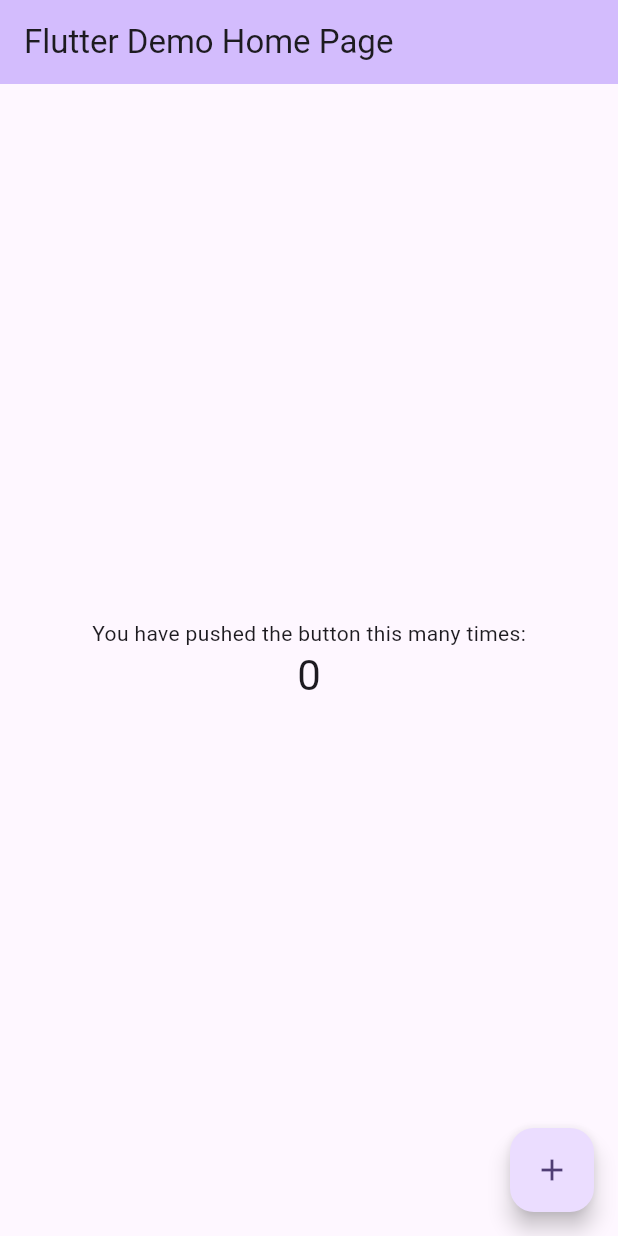
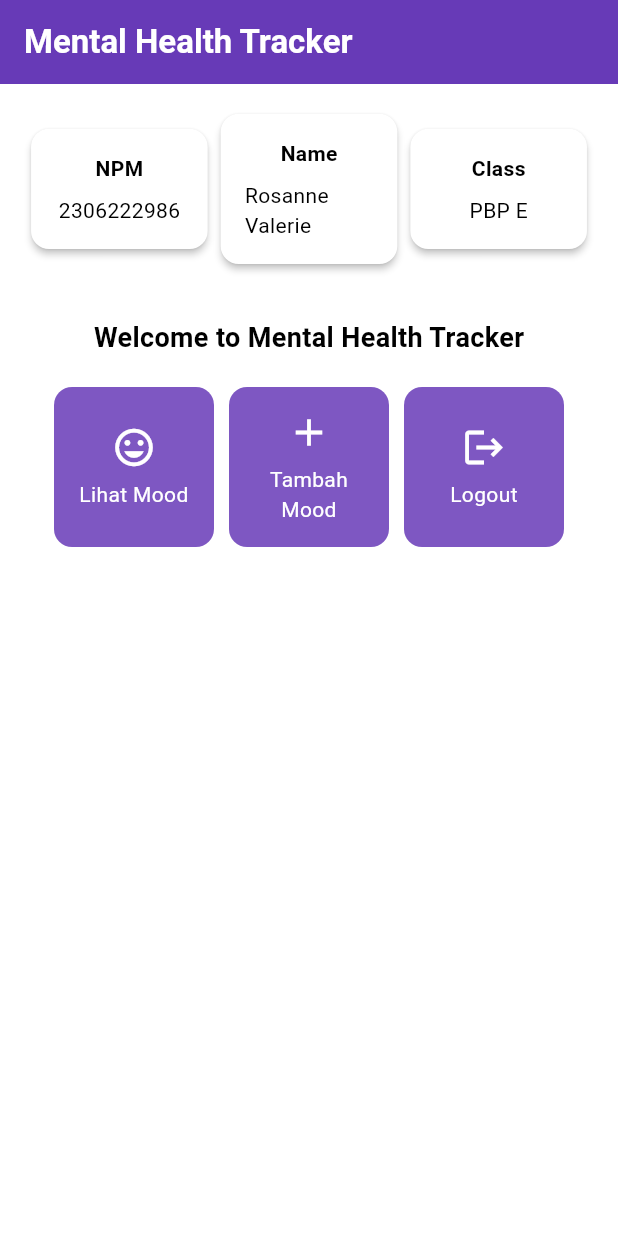
Before and after one commit to rosannevalerie/mental-health-tracker-mobile, a Flutter app: the screen it shows after launch, on a phone screen of 412 x 824 dp. Run offline on Flutter 3.47's test engine with Material 3 defaults, Android fonts, the phone set to English and light mode, and no system bars.

Commit message:
Tutorial 6 selesai

```diff
--- a/lib/main.dart
+++ b/lib/main.dart
@@ -1,4 +1,5 @@
 import 'package:flutter/material.dart';
+import 'package:mental_health_tracker/menu.dart';
 
 void main() {
   runApp(const MyApp());
@@ -28,98 +29,12 @@ class MyApp extends StatelessWidget {
         //
         // This works for code too, not just values: Most code changes can be
         // tested with just a hot reload.
-        colorScheme: ColorScheme.fromSeed(seedColor: Colors.deepPurple),
+        colorScheme: ColorScheme.fromSwatch(
+              primarySwatch: Colors.deepPurple,
+        ).copyWith(secondary: Colors.deepPurple[400]),
         useMaterial3: true,
       ),
-      home: const MyHomePage(title: 'Flutter Demo Home Page'),
+      home: MyHomePage(),
     );
   }
 }
-
-class MyHomePage extends StatefulWidget {
-  const MyHomePage({super.key, required this.title});
-
-  // This widget is the home page of your application. It is stateful, meaning
-  // that it has a State object (defined below) that contains fields that affect
-  // how it looks.
-
-  // This class is the configuration for the state. It holds the values (in this
-  // case the title) provided by the parent (in this case the App widget) and
-  // used by the build method of the State. Fields in a Widget subclass are
-  // always marked "final".
-
-  final String title;
-
-  @override
-  State<MyHomePage> createState() => _MyHomePageState();
-}
-
-class _MyHomePageState extends State<MyHomePage> {
-  int _counter = 0;
-
-  void _incrementCounter() {
-    setState(() {
-      // This call to setState tells the Flutter framework that something has
-      // changed in this State, which causes it to rerun the build method below
-      // so that the display can reflect the updated values. If we changed
-      // _counter without calling setState(), then the build method would not be
-      // called again, and so nothing would appear to happen.
-      _counter++;
-    });
-  }
-
-  @override
-  Widget build(BuildContext context) {
-    // This method is rerun every time setState is called, for instance as done
-    // by the _incrementCounter method above.
-    //
-    // The Flutter framework has been optimized to make rerunning build methods
-    // fast, so that you can just rebuild anything that needs updating rather
-    // than having to individually change instances of widgets.
-    return Scaffold(
-      appBar: AppBar(
-        // TRY THIS: Try changing the color here to a specific color (to
-        // Colors.amber, perhaps?) and trigger a hot reload to see the AppBar
-        // change color while the other colors stay the same.
-        backgroundColor: Theme.of(context).colorScheme.inversePrimary,
-        // Here we take the value from the MyHomePage object that was created by
-        // the App.build method, and use it to set our appbar title.
-        title: Text(widget.title),
-      ),
-      body: Center(
-        // Center is a layout widget. It takes a single child and positions it
-        // in the middle of the parent.
-        child: Column(
-          // Column is also a layout widget. It takes a list of children and
-          // arranges them vertically. By default, it sizes itself to fit its
-          // children horizontally, and tries to be as tall as its parent.
-          //
-          // Column has various properties to control how it sizes itself and
-          // how it positions its children. Here we use mainAxisAlignment to
-          // center the children vertically; the main axis here is the vertical
-          // axis because Columns are vertical (the cross axis would be
-          // horizontal).
-          //
-          // TRY THIS: Invoke "debug painting" (choose the "Toggle Debug Paint"
-          // action in the IDE, or press "p" in the console), to see the
-          // wireframe for each widget.
-          mainAxisAlignment: MainAxisAlignment.center,
-          children: <Widget>[
-            const Text(
-              'You have pushed the button this many times:',
-            ),
-            Text(
-              '$_counter',
-              style: Theme.of(context).textTheme.headlineMedium,
-            ),
-          ],
-        ),
-      ),
-      floatingActionButton: FloatingActionButton(
-        onPressed: _incrementCounter,
-        tooltip: 'Increment',
-        child: const Icon(Icons.add),
-      ), // This trailing comma makes auto-formatting nicer for build methods.
-    );
-  }
-}
--- /dev/null
+++ b/lib/menu.dart
@@ -0,0 +1,191 @@
+import 'package:flutter/material.dart';
+
+class MyHomePage extends StatelessWidget {
+  final String npm = '2306222986'; // NPM
+  final String name = 'Rosanne Valerie'; // Nama
+  final String className = 'PBP E'; // Kelas
+
+  MyHomePage({super.key});
+
+  @override
+  Widget build(BuildContext context) {
+    // Scaffold menyediakan struktur dasar halaman dengan AppBar dan body.
+    return Scaffold(
+      // AppBar adalah bagian atas halaman yang menampilkan judul.
+      appBar: AppBar(
+        // Judul aplikasi "Mental Health Tracker" dengan teks putih dan tebal.
+        title: const Text(
+          'Mental Health Tracker',
+          style: TextStyle(
+            color: Colors.white,
+            fontWeight: FontWeight.bold,
+          ),
+        ),
+        // Warna latar belakang AppBar diambil dari skema warna tema aplikasi.
+        backgroundColor: Theme.of(context).colorScheme.primary,
+      ),
+      // Body halaman dengan padding di sekelilingnya.
+      body: Padding(
+        padding: const EdgeInsets.all(16.0),
+        // Menyusun widget secara vertikal dalam sebuah kolom.
+        child: Column(
+          crossAxisAlignment: CrossAxisAlignment.center,
+          children: [
+            // Row untuk menampilkan 3 InfoCard secara horizontal.
+            Row(
+              mainAxisAlignment: MainAxisAlignment.spaceEvenly,
+              children: [
+                InfoCard(title: 'NPM', content: npm),
+                InfoCard(title: 'Name', content: name),
+                InfoCard(title: 'Class', content: className),
+              ],
+            ),
+
+            // Memberikan jarak vertikal 16 unit.
+            const SizedBox(height: 16.0),
+
+            // Menempatkan widget berikutnya di tengah halaman.
+            Center(
+              child: Column(
+                // Menyusun teks dan grid item secara vertikal.
+
+                children: [
+                  // Menampilkan teks sambutan dengan gaya tebal dan ukuran 18.
+                  const Padding(
+                    padding: EdgeInsets.only(top: 16.0),
+                    child: Text(
+                      'Welcome to Mental Health Tracker',
+                      style: TextStyle(
+                        fontWeight: FontWeight.bold,
+                        fontSize: 18.0,
+                      ),
+                    ),
+                  ),
+
+                  // Grid untuk menampilkan ItemCard dalam bentuk grid 3 kolom.
+                  GridView.count(
+                    primary: true,
+                    padding: const EdgeInsets.all(20),
+                    crossAxisSpacing: 10,
+                    mainAxisSpacing: 10,
+                    crossAxisCount: 3,
+                    // Agar grid menyesuaikan tinggi kontennya.
+                    shrinkWrap: true,
+
+                    // Menampilkan ItemCard untuk setiap item dalam list items.
+                    children: items.map((ItemHomepage item) {
+                      return ItemCard(item);
+                    }).toList(),
+                  ),
+                ],
+              ),
+            ),
+          ],
+        ),
+      ),
+    );
+  }
+
+  final List<ItemHomepage> items = [
+         ItemHomepage("Lihat Mood", Icons.mood),
+         ItemHomepage("Tambah Mood", Icons.add),
+         ItemHomepage("Logout", Icons.logout),
+      ];
+
+
+
+}
+
+class InfoCard extends StatelessWidget {
+  // Kartu informasi yang menampilkan title dan content.
+
+  final String title;  // Judul kartu.
+  final String content;  // Isi kartu.
+
+  const InfoCard({super.key, required this.title, required this.content});
+
+  @override
+  Widget build(BuildContext context) {
+    return Card(
+      // Membuat kotak kartu dengan bayangan dibawahnya.
+      elevation: 2.0,
+      child: Container(
+        // Mengatur ukuran dan jarak di dalam kartu.
+        width: MediaQuery.of(context).size.width / 3.5, // menyesuaikan dengan lebar device yang digunakan.
+        padding: const EdgeInsets.all(16.0),
+        // Menyusun title dan content secara vertikal.
+        child: Column(
+          children: [
+            Text(
+              title,
+              style: const TextStyle(fontWeight: FontWeight.bold),
+            ),
+            const SizedBox(height: 8.0),
+            Text(content),
+          ],
+        ),
+      ),
+    );
+  }
+}
+
+class ItemHomepage {
+    final String name;
+    final IconData icon;
+
+    ItemHomepage(this.name, this.icon);
+}
+
+class ItemCard extends StatelessWidget {
+  // Menampilkan kartu dengan ikon dan nama.
+
+  final ItemHomepage item;
+
+  const ItemCard(this.item, {super.key});
+
+  @override
+  Widget build(BuildContext context) {
+    return Material(
+      // Menentukan warna latar belakang dari tema aplikasi.
+      color: Theme.of(context).colorScheme.secondary,
+      // Membuat sudut kartu melengkung.
+      borderRadius: BorderRadius.circular(12),
+
+      child: InkWell(
+        // Aksi ketika kartu ditekan.
+        onTap: () {
+          // Menampilkan pesan SnackBar saat kartu ditekan.
+          ScaffoldMessenger.of(context)
+            ..hideCurrentSnackBar()
+            ..showSnackBar(
+              SnackBar(content: Text("Kamu telah menekan tombol ${item.name}!"))
+            );
+        },
+        // Container untuk menyimpan Icon dan Text
+        child: Container(
+          padding: const EdgeInsets.all(8),
+          child: Center(
+            child: Column(
+              // Menyusun ikon dan teks di tengah kartu.
+              mainAxisAlignment: MainAxisAlignment.center,
+              children: [
+                Icon(
+                  item.icon,
+                  color: Colors.white,
+                  size: 30.0,
+                ),
+                const Padding(padding: EdgeInsets.all(3)),
+                Text(
+                  item.name,
+                  textAlign: TextAlign.center,
+                  style: const TextStyle(color: Colors.white),
+                ),
+              ],
+            ),
+          ),
+        ),
+      ),
+    );
+  }
+
+}
```
